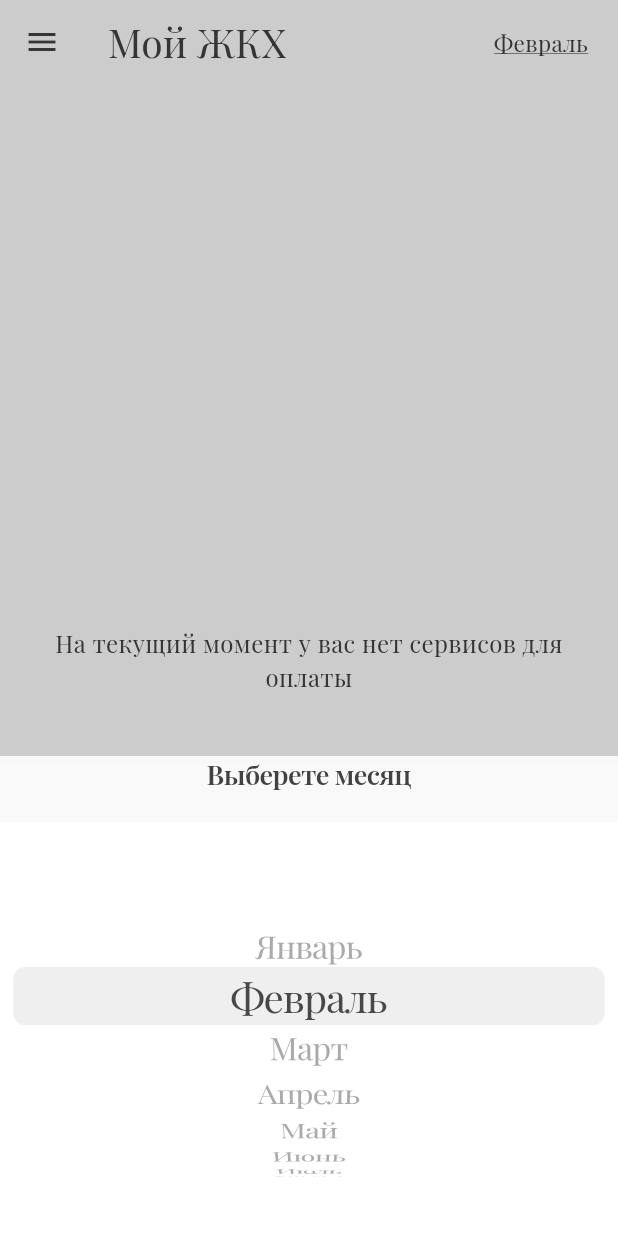
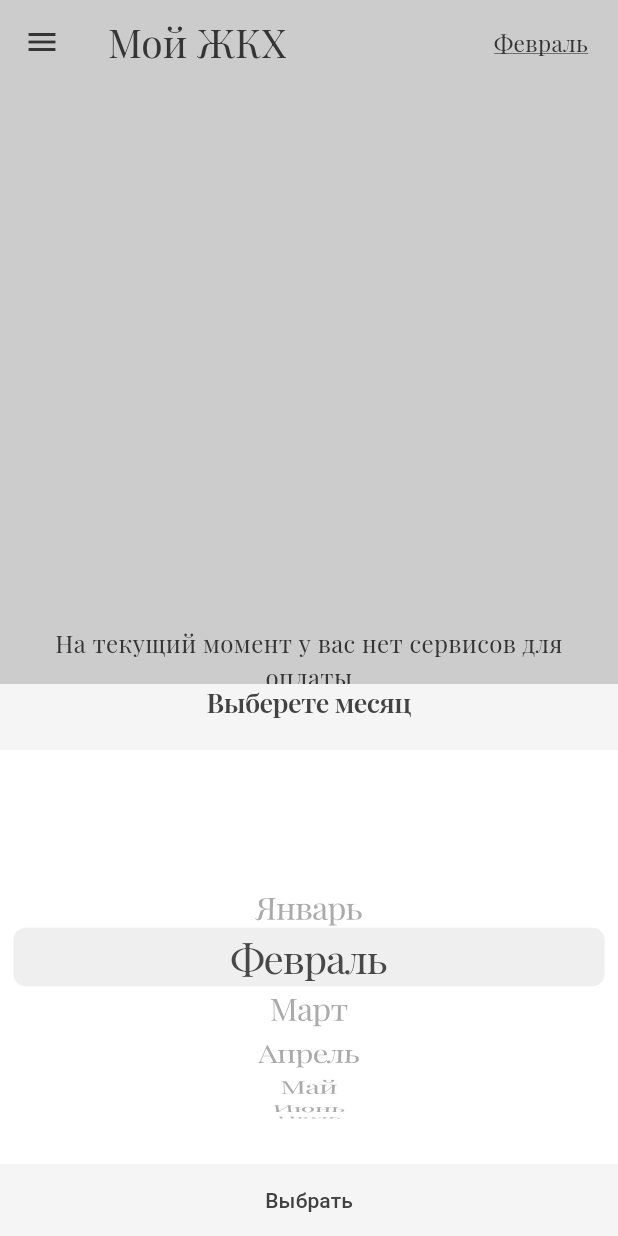
Before and after one commit to siporoz/communal-service-flutter-pet, a Flutter app: the screen it shows after launch, after a tap on "Февраль", on a phone screen of 412 x 824 dp. Run offline on Flutter 3.47's test engine with Material 3 defaults, Android fonts, the phone set to English and light mode, and no system bars; our stand-ins replace google_fonts, isar; accounts and stored records are empty; generated files the repository leaves out were written again.

Commit message:
fix: исправит выбор месяца

```diff
--- a/lib/components/SelectMonth.dart
+++ b/lib/components/SelectMonth.dart
@@ -35,11 +35,14 @@ class _SelectMonthState extends State<SelectMonth> {
     "Декабрь"
   ];
 
-  // This shows a CupertinoModalPopup with a reasonable fixed height which hosts CupertinoPicker.
   void _showDialog() {
     showCupertinoModalPopup<void>(
       context: context,
-      builder: (BuildContext context) => Container(
+      builder: (BuildContext context) => Column(
+        mainAxisAlignment: MainAxisAlignment.end,
+        crossAxisAlignment: CrossAxisAlignment.end,
+        children: [
+          Container(
             height: 320,
             margin: EdgeInsets.only(
               bottom: MediaQuery.of(context).viewInsets.bottom,
@@ -48,6 +51,7 @@ class _SelectMonthState extends State<SelectMonth> {
             child: CupertinoPageScaffold(
               navigationBar: CupertinoNavigationBar(
                 border: null,
+                backgroundColor: Theme.of(context).colorScheme.background,
                 middle: Column(
                   children: [
                     Text(
@@ -91,6 +95,29 @@ class _SelectMonthState extends State<SelectMonth> {
               ),
             ),
           ),
+          Row(
+            mainAxisAlignment: MainAxisAlignment.center,
+            children: [
+              Expanded(
+                child: Container(
+                  color: Theme.of(context).colorScheme.background,
+                  child: TextButton(
+                    onPressed: () {
+                        Navigator.pop(context);
+                      },
+                      style: ButtonStyle(
+                        foregroundColor: MaterialStateProperty.all<Color>(Theme.of(context).colorScheme.inversePrimary),
+                      ),
+                      child: const Text(
+                        'Выбрать'
+                      ),
+                    ),
+                ),
+              ),
+            ],
+          ),
+        ],
+      ),
     );
   }
 
--- a/lib/main.dart
+++ b/lib/main.dart
@@ -1,3 +1,4 @@
+import 'package:communal_services_app/modals/month_payed_service_database.dart';
 import 'package:communal_services_app/modals/service_database.dart';
 import 'package:communal_services_app/pages/ServicesPage.dart';
 import 'package:communal_services_app/theme/theme_provider.dart';
```
Also changed, not shown: lib/components/ComunalItem.dart (+4 -3 lines). Lines whose indentation alone changed are shown as unchanged.
